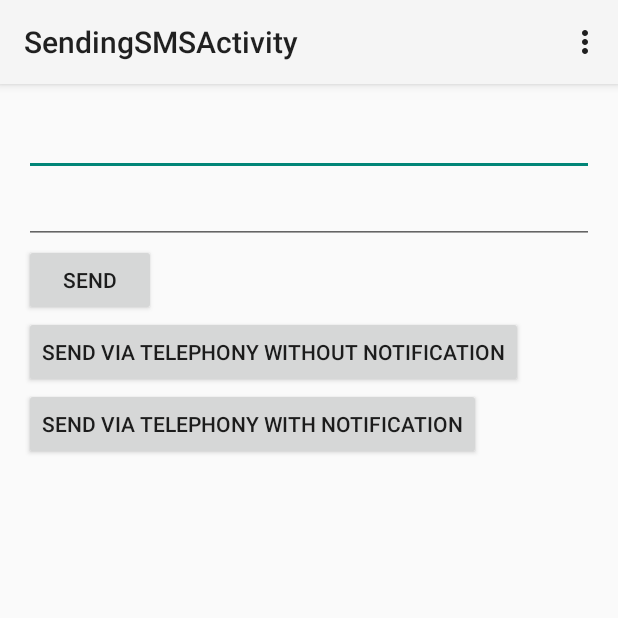
After one commit to JiorMajor/Media-Clips-, an Android app: the SendingSMSActivity screen opened directly, with no data from a screen before it, on a phone screen of 412 x 824 dp, the top half of it. The commit adds this screen. Run offline under Robolectric (Android 15) with nearby library versions, the phone set to English and light mode, and no system bars.

Commit message:
Adding Sending SMS feature

```diff
--- a/app/src/main/java/com/svbtle/johnmajor/media/MainActivity.java
+++ b/app/src/main/java/com/svbtle/johnmajor/media/MainActivity.java
@@ -49,6 +49,10 @@ public class MainActivity extends Activity {
                 Intent videointent = new Intent(MainActivity.this, VideoActivity.class);
                 startActivity(videointent);
                 return true;
+            case R.id.action_smsintent:
+                Intent smsintent = new Intent(MainActivity.this, SendingSMSActivity.class);
+                startActivity(smsintent);
+                return true;
             default:
                 return super.onOptionsItemSelected(item);
         }
--- /dev/null
+++ b/app/src/main/java/com/svbtle/johnmajor/media/SendingSMSActivity.java
@@ -0,0 +1,138 @@
+package com.svbtle.johnmajor.media;
+
+import android.app.Activity;
+import android.app.PendingIntent;
+import android.content.BroadcastReceiver;
+import android.content.Context;
+import android.content.Intent;
+import android.content.IntentFilter;
+import android.net.Uri;
+import android.os.Bundle;
+import android.telephony.SmsManager;
+import android.view.Menu;
+import android.view.MenuItem;
+import android.view.View;
+import android.widget.Button;
+import android.widget.EditText;
+import android.widget.Toast;
+
+public class SendingSMSActivity extends Activity {
+
+    @Override
+    protected void onCreate(Bundle savedInstanceState) {
+        super.onCreate(savedInstanceState);
+        setContentView(R.layout.activity_sending_sms);
+
+        final EditText editText1 = (EditText) findViewById(R.id.editText1);
+
+        final EditText editText2 = (EditText) findViewById(R.id.editText2);
+
+        Button button = (Button) findViewById(R.id.button1);
+        button.setOnClickListener(new View.OnClickListener() {
+            @Override
+            public void onClick(View v) {
+                sendSMS_Intent(editText1.getText().toString(), editText2.getText().toString());
+            }
+        });
+
+        Button button2 = (Button) findViewById(R.id.button2);
+        button2.setOnClickListener(new View.OnClickListener() {
+            @Override
+            public void onClick(View v) {
+                sendSMS_SDK(editText1.getText().toString(), editText2.getText().toString());
+            }
+        });
+
+        Button button3 = (Button) findViewById(R.id.button3);
+        button3.setOnClickListener(new View.OnClickListener() {
+            @Override
+            public void onClick(View v) {
+                sendSMS_SDK_Noti(editText1.getText().toString(), editText2.getText().toString());
+            }
+        });
+
+        registerReceiver(r1,new IntentFilter(SENT));
+    }
+
+
+    @Override
+    protected void onStop(){
+        super.onStop();
+        unregisterReceiver(r1);
+    }
+
+    //Send SMS via Intent
+    private void sendSMS_Intent(String phoneNumber, String message)
+    {
+        Uri smsUri = Uri.parse("smsto:"+phoneNumber);
+        Intent intent = new Intent(Intent.ACTION_SENDTO, smsUri);
+        intent.putExtra("sms_body", message);
+        startActivity(intent);
+
+    }
+
+    //Send SMS via SDK
+    //Remember android.permission.SEND_SMS is required
+    //without notification
+    private void sendSMS_SDK(String phoneNumber, String message){
+        android.telephony.SmsManager sms = android.telephony.SmsManager.getDefault();
+        sms.sendTextMessage(phoneNumber,null,message,null,null);
+    }
+
+    //Send SMS via Telephony SMS Manager with notification
+    final String SENT = "SMS_SENT";
+    BroadcastReceiver r1 = new BroadcastReceiver() {
+        @Override
+        public void onReceive(Context context, Intent intent) {
+            switch (getResultCode()) {
+                case Activity.RESULT_OK:
+                    Toast.makeText(context, "SMS sent", Toast.LENGTH_LONG).show();
+                    break;
+                case SmsManager.RESULT_ERROR_GENERIC_FAILURE:
+                    Toast.makeText(context, "Generic failure", Toast.LENGTH_LONG).show();
+                    break;
+                case SmsManager.RESULT_ERROR_NO_SERVICE:
+                    Toast.makeText(context, "No service", Toast.LENGTH_LONG).show();
+                    break;
+                case SmsManager.RESULT_ERROR_NULL_PDU:
+                    Toast.makeText(context, "Null PDU", Toast.LENGTH_LONG).show();
+                    break;
+                case SmsManager.RESULT_ERROR_RADIO_OFF:
+                    Toast.makeText(context, "Radio off", Toast.LENGTH_LONG).show();
+                    break;
+            }
+        }
+    };
+
+    private void sendSMS_SDK_Noti(String phoneNumber, String message){
+        Intent sentIntent = new Intent(SENT);
+        PendingIntent sentPI = PendingIntent.getBroadcast(this, 0, sentIntent, 0);
+        SmsManager sms = SmsManager.getDefault();
+        sms.sendTextMessage(phoneNumber,null,message,sentPI,null);
+    }
+
+
+
+
+    @Override
+    public boolean onCreateOptionsMenu(Menu menu) {
+        // Inflate the menu; this adds items to the action bar if it is present.
+        getMenuInflater().inflate(R.menu.menu_sending_sm, menu);
+        return true;
+    }
+
+    @Override
+    public boolean onOptionsItemSelected(MenuItem item) {
+        // Handle action bar item clicks here. The action bar will
+        // automatically handle clicks on the Home/Up button, so long
+        // as you specify a parent activity in AndroidManifest.xml.
+        int id = item.getItemId();
+
+        //noinspection SimplifiableIfStatement
+        if (id == R.id.action_settings) {
+            return true;
+        }
+
+        return super.onOptionsItemSelected(item);
+    }
+}
--- /dev/null
+++ b/app/src/main/res/layout/activity_sending_sms.xml
@@ -0,0 +1,41 @@
+<LinearLayout xmlns:android="http://schemas.android.com/apk/res/android"
+    xmlns:tools="http://schemas.android.com/tools"
+    android:layout_width="match_parent"
+    android:layout_height="match_parent"
+    android:paddingLeft="@dimen/activity_horizontal_margin"
+    android:paddingRight="@dimen/activity_horizontal_margin"
+    android:paddingTop="@dimen/activity_vertical_margin"
+    android:paddingBottom="@dimen/activity_vertical_margin"
+    android:orientation="vertical"
+    tools:context="com.svbtle.johnmajor.media.SendingSMSActivity">
+
+    <EditText
+        android:id="@+id/editText1"
+        android:layout_width="match_parent"
+        android:layout_height="wrap_content"
+        android:phoneNumber="true" />
+
+    <EditText
+        android:id="@+id/editText2"
+        android:layout_width="match_parent"
+        android:layout_height="wrap_content" />
+
+    <Button
+        android:id="@+id/button1"
+        android:text="@string/send"
+        android:layout_width="wrap_content"
+        android:layout_height="wrap_content" />
+
+    <Button
+        android:id="@+id/button2"
+        android:text="Send via Telephony without notification"
+        android:layout_width="wrap_content"
+        android:layout_height="wrap_content" />
+
+    <Button
+        android:id="@+id/button3"
+        android:text="Send via Telephony with notification"
+        android:layout_width="wrap_content"
+        android:layout_height="wrap_content" />
+
+</LinearLayout>
--- a/app/src/main/res/menu/menu_main.xml
+++ b/app/src/main/res/menu/menu_main.xml
@@ -12,4 +12,6 @@
         android:orderInCategory="100" android:showAsAction="never" />
     <item android:id="@+id/action_qrcode" android:title="@string/action_qr"
         android:orderInCategory="100" android:showAsAction="never" />
+    <item android:id="@+id/action_smsintent" android:title="@string/action_smsintent"
+        android:orderInCategory="100" android:showAsAction="never"/>
 </menu>
--- /dev/null
+++ b/app/src/main/res/menu/menu_sending_sm.xml
@@ -0,0 +1,6 @@
+<menu xmlns:android="http://schemas.android.com/apk/res/android"
+    xmlns:tools="http://schemas.android.com/tools"
+    tools:context="com.svbtle.johnmajor.media.SendingSMSActivity">
+    <item android:id="@+id/action_settings" android:title="@string/action_settings"
+        android:orderInCategory="100" android:showAsAction="never" />
+</menu>
--- a/app/src/main/res/values/strings.xml
+++ b/app/src/main/res/values/strings.xml
@@ -7,9 +7,12 @@
     <string name="action_video">Video</string>
     <string name="action_audio">Audio</string>
     <string name="action_qr">QR Code</string>
+    <string name="action_smsintent">SMS Intent</string>
     <string name="action_featurecam">Feature Camera</string>
     <string name="title_activity_qrcode">QRcodeActivity</string>
     <string name="title_activity_camera">CameraActivity</string>
     <string name="title_activity_video">VideoActivity</string>
     <string name="title_activity_audio">AudioActivity</string>
+    <string name="title_activity_sending_sms">SendingSMSActivity</string>
+    <string name="send">Send</string>
 </resources>
```
Also changed, not shown: app/src/main/AndroidManifest.xml (+13 -1 lines), app/src/main/java/com/svbtle/johnmajor/media/SmsReceiver.java (added, +33 -0 lines).
